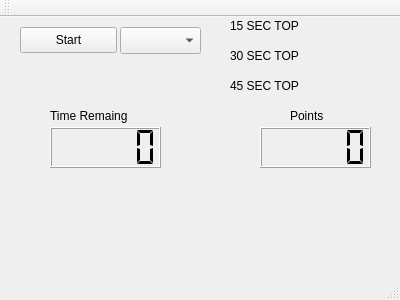
Old version of the form mainwindow.ui in the repository nafarya/keybord-trainer.
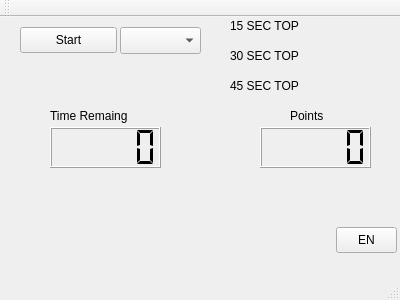
New version of the form.

The edit to the form file:
```diff
--- a/mainwindow.ui
+++ b/mainwindow.ui
@@ -92,7 +92,7 @@
      <rect>
       <x>50</x>
       <y>90</y>
-      <width>101</width>
+      <width>131</width>
       <height>17</height>
      </rect>
     </property>
@@ -188,6 +188,19 @@
      <string>45 SEC TOP</string>
     </property>
    </widget>
+   <widget class="QPushButton" name="changeLangButton">
+    <property name="geometry">
+     <rect>
+      <x>336</x>
+      <y>210</y>
+      <width>61</width>
+      <height>26</height>
+     </rect>
+    </property>
+    <property name="text">
+     <string>EN</string>
+    </property>
+   </widget>
   </widget>
   <widget class="QMenuBar" name="menuBar">
    <property name="geometry">
```
